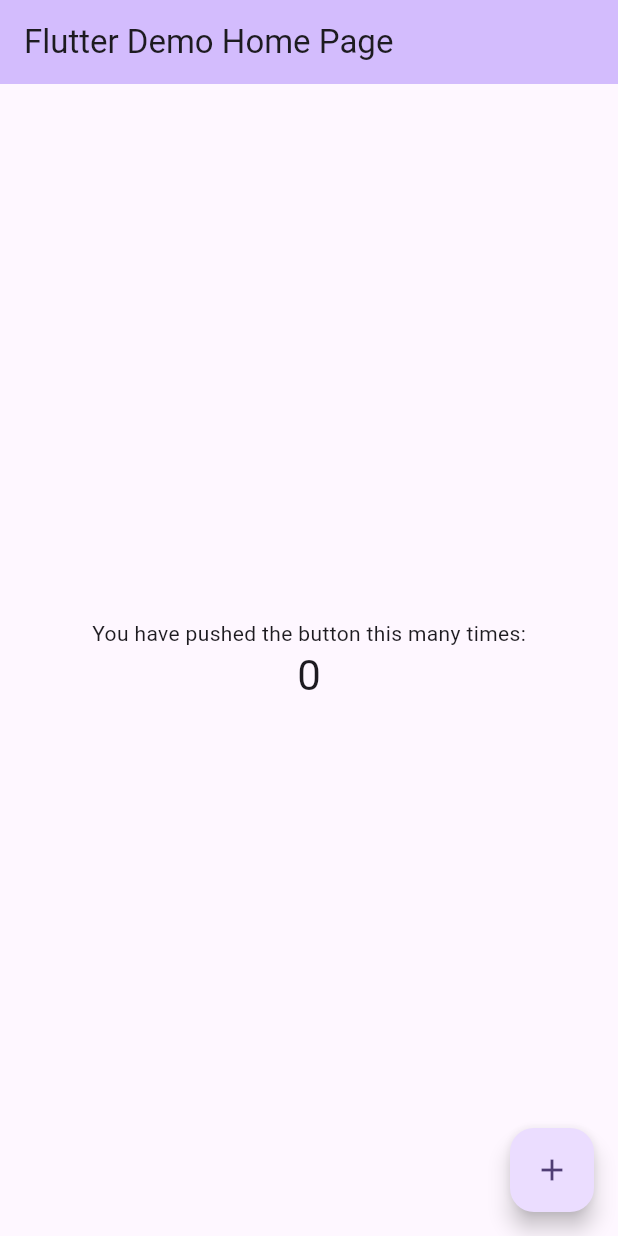
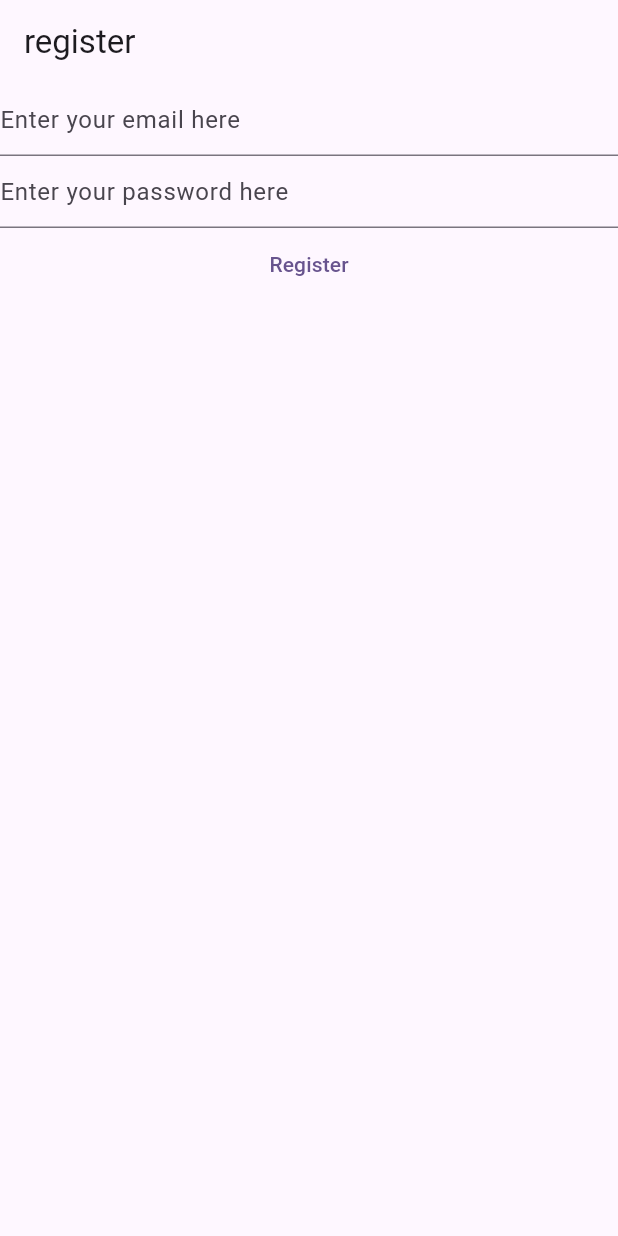
Before and after one commit to edwarmv/mynotes, a Flutter app: the screen it shows after launch, on a phone screen of 412 x 824 dp. Run offline on Flutter 3.47's test engine with Material 2 defaults, Android fonts, the phone set to English and light mode, and no system bars; our stand-ins replace firebase_auth, firebase_core; accounts and stored records are empty.

Commit message:
feat: add text inputs and a button

```diff
--- a/lib/main.dart
+++ b/lib/main.dart
@@ -1,125 +1,89 @@
+import 'package:firebase_core/firebase_core.dart';
 import 'package:flutter/material.dart';
+import 'package:firebase_auth/firebase_auth.dart';
+import 'firebase_options.dart';
 
 void main() {
-  runApp(const MyApp());
-}
-
-class MyApp extends StatelessWidget {
-  const MyApp({super.key});
-
-  // This widget is the root of your application.
-  @override
-  Widget build(BuildContext context) {
-    return MaterialApp(
+  WidgetsFlutterBinding.ensureInitialized();
+  runApp(MaterialApp(
     title: 'Flutter Demo',
     theme: ThemeData(
-        // This is the theme of your application.
-        //
-        // TRY THIS: Try running your application with "flutter run". You'll see
-        // the application has a blue toolbar. Then, without quitting the app,
-        // try changing the seedColor in the colorScheme below to Colors.green
-        // and then invoke "hot reload" (save your changes or press the "hot
-        // reload" button in a Flutter-supported IDE, or press "r" if you used
-        // the command line to start the app).
-        //
-        // Notice that the counter didn't reset back to zero; the application
-        // state is not lost during the reload. To reset the state, use hot
-        // restart instead.
-        //
-        // This works for code too, not just values: Most code changes can be
-        // tested with just a hot reload.
       colorScheme: ColorScheme.fromSeed(seedColor: Colors.deepPurple),
       useMaterial3: true,
     ),
-      home: const MyHomePage(title: 'Flutter Demo Home Page'),
-    );
-  }
+    home: const HomePage(),
+  ));
 }
 
-class MyHomePage extends StatefulWidget {
-  const MyHomePage({super.key, required this.title});
-
-  // This widget is the home page of your application. It is stateful, meaning
-  // that it has a State object (defined below) that contains fields that affect
-  // how it looks.
-
-  // This class is the configuration for the state. It holds the values (in this
-  // case the title) provided by the parent (in this case the App widget) and
-  // used by the build method of the State. Fields in a Widget subclass are
-  // always marked "final".
-
-  final String title;
+class HomePage extends StatefulWidget {
+  const HomePage({Key? key}) : super(key: key);
 
   @override
-  State<MyHomePage> createState() => _MyHomePageState();
+  State<HomePage> createState() => _HomePageState();
 }
 
-class _MyHomePageState extends State<MyHomePage> {
-  int _counter = 0;
+class _HomePageState extends State<HomePage> {
+  late final TextEditingController _email;
+  late final TextEditingController _password;
 
-  void _incrementCounter() {
-    setState(() {
-      // This call to setState tells the Flutter framework that something has
-      // changed in this State, which causes it to rerun the build method below
-      // so that the display can reflect the updated values. If we changed
-      // _counter without calling setState(), then the build method would not be
-      // called again, and so nothing would appear to happen.
-      _counter++;
-    });
+  @override
+  void initState() {
+    _email = TextEditingController(text: '');
+    _password = TextEditingController(text: '');
+    super.initState();
+  }
+
+  @override
+  void dispose() {
+    _email.dispose();
+    _password.dispose();
+    super.dispose();
   }
 
   @override
   Widget build(BuildContext context) {
-    // This method is rerun every time setState is called, for instance as done
-    // by the _incrementCounter method above.
-    //
-    // The Flutter framework has been optimized to make rerunning build methods
-    // fast, so that you can just rebuild anything that needs updating rather
-    // than having to individually change instances of widgets.
     return Scaffold(
-      appBar: AppBar(
-        // TRY THIS: Try changing the color here to a specific color (to
-        // Colors.amber, perhaps?) and trigger a hot reload to see the AppBar
-        // change color while the other colors stay the same.
-        backgroundColor: Theme.of(context).colorScheme.inversePrimary,
-        // Here we take the value from the MyHomePage object that was created by
-        // the App.build method, and use it to set our appbar title.
-        title: Text(widget.title),
+      appBar: AppBar(title: const Text('register')),
+      body: FutureBuilder(
+          future: Firebase.initializeApp(
+              options: DefaultFirebaseOptions.currentPlatform),
+          builder: (context, snapshot) {
+            switch (snapshot.connectionState) {
+              case ConnectionState.done:
+                return Column(
+                  children: [
+                    TextField(
+                      controller: _email,
+                      enableSuggestions: false,
+                      autocorrect: false,
+                      keyboardType: TextInputType.emailAddress,
+                      decoration: const InputDecoration(
+                          hintText: 'Enter your email here'),
                     ),
-      body: Center(
-        // Center is a layout widget. It takes a single child and positions it
-        // in the middle of the parent.
-        child: Column(
-          // Column is also a layout widget. It takes a list of children and
-          // arranges them vertically. By default, it sizes itself to fit its
-          // children horizontally, and tries to be as tall as its parent.
-          //
-          // Column has various properties to control how it sizes itself and
-          // how it positions its children. Here we use mainAxisAlignment to
-          // center the children vertically; the main axis here is the vertical
-          // axis because Columns are vertical (the cross axis would be
-          // horizontal).
-          //
-          // TRY THIS: Invoke "debug painting" (choose the "Toggle Debug Paint"
-          // action in the IDE, or press "p" in the console), to see the
-          // wireframe for each widget.
-          mainAxisAlignment: MainAxisAlignment.center,
-          children: <Widget>[
-            const Text(
-              'You have pushed the button this many times:',
+                    TextField(
+                      controller: _password,
+                      obscureText: true,
+                      enableSuggestions: false,
+                      autocorrect: false,
+                      decoration: const InputDecoration(
+                          hintText: 'Enter your password here'),
                     ),
-            Text(
-              '$_counter',
-              style: Theme.of(context).textTheme.headlineMedium,
-            ),
+                    TextButton(
+                        onPressed: () async {
+                          final email = _email.text;
+                          final password = _password.text;
+                          final userCredential = await FirebaseAuth.instance
+                              .createUserWithEmailAndPassword(
+                                  email: email, password: password);
+                          print(userCredential);
+                        },
+                        child: const Text('Register')),
                   ],
-        ),
-      ),
-      floatingActionButton: FloatingActionButton(
-        onPressed: _incrementCounter,
-        tooltip: 'Increment',
-        child: const Icon(Icons.add),
-      ), // This trailing comma makes auto-formatting nicer for build methods.
+                );
+              default:
+                return const Text('Loading...');
+            }
+          }),
     );
   }
 }
```
Lines whose indentation alone changed are shown as unchanged.
